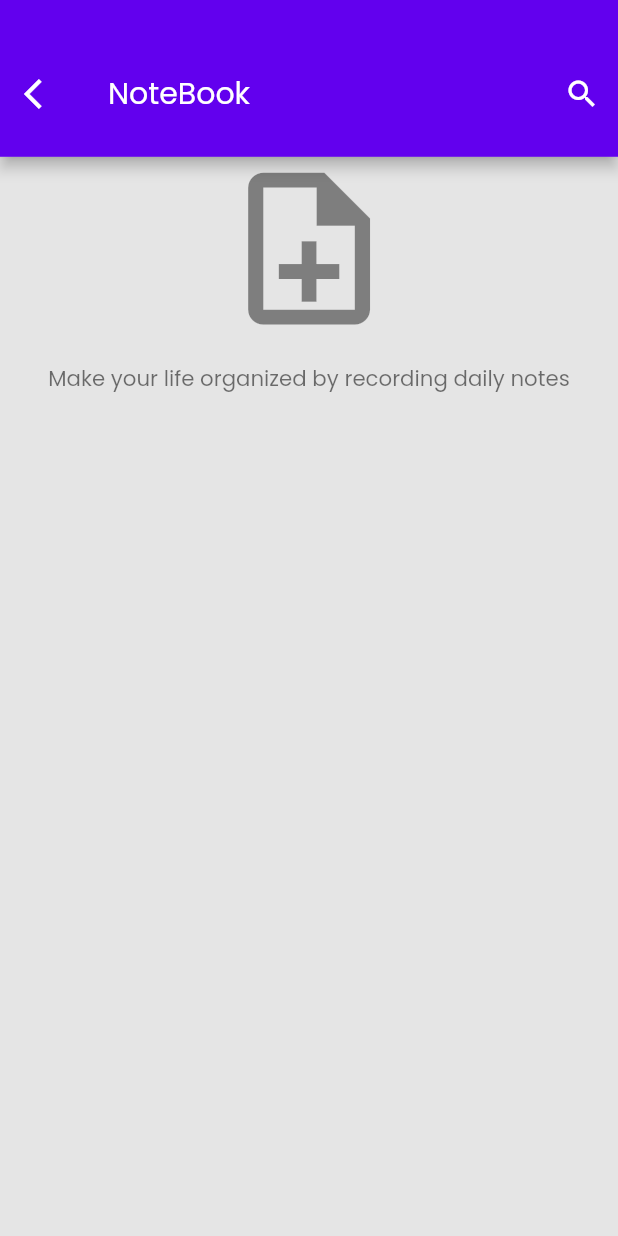
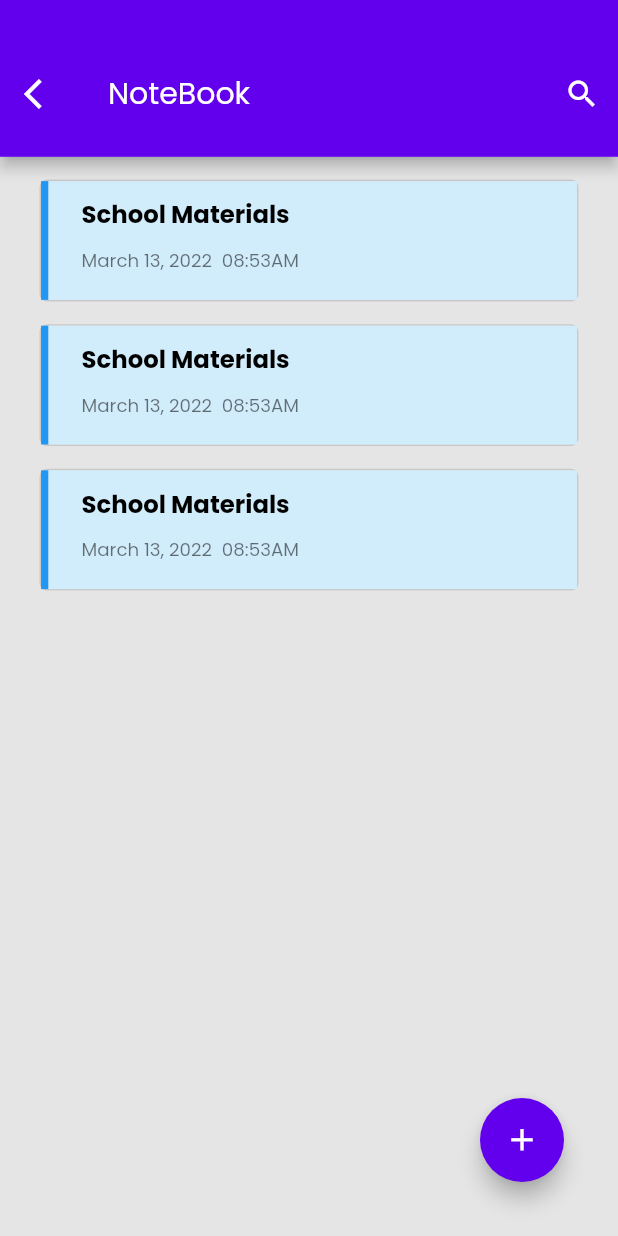
Before and after one commit to kolikay/Scholars_padi, a Flutter app: the NoteBookScreen1 screen opened directly, on a phone screen of 412 x 824 dp. Run offline on Flutter 3.47's test engine with Material 2 defaults, Android fonts, the phone set to English and light mode, and no system bars; our stand-ins replace carousel_slider, flutter_riverpod, flutter_screenutil, google_fonts, image_picker, pin_code_fields and 1 more; missing offline and left inert: simple_connection_checker.

Commit message:
working on notebook screens

```diff
--- a/lib/constants/appColor.dart
+++ b/lib/constants/appColor.dart
@@ -9,7 +9,7 @@ class AppColor {
 
 static const Color dullBlack = Colors.black54;
 
-static const Color dullerBlack = Colors.black45;
+static const Color dullerBlack = Color(0xffbfbfbf);
 
 static const Color darkContainer = Color(0xffE5E5E5);
 
--- a/lib/screens/note_book_screens/note_book_screen1.dart
+++ b/lib/screens/note_book_screens/note_book_screen1.dart
@@ -33,25 +33,139 @@ class NoteBookScreen1 extends StatelessWidget {
       ),
       body: Container(
         width: double.infinity,
+        height: 812.h,
         color: AppColor.darkContainer,
         child: Padding(
           padding: EdgeInsets.symmetric(horizontal: 24.w),
           child: Center(
             child: Column(
+              // mainAxisAlignment: MainAxisAlignment.center,
+              // crossAxisAlignment: CrossAxisAlignment.center,
               children: [
+                // SizedBox(
+                //   height: 120.h,
+                //   width: 120.h,
+                //   child: Icon(
+                //     Icons.note_alt_outlined,
+                //     size: 120.h,
+                //     color: AppColor.dullerBlack,
+                //   ),
+                // ),
+                // SizedBox(
+                //   height: 20.h,
+                // ),
+                // NormalText(
+                //   text: 'Make your life organized by recording daily notes',
+                //   size: 16.sp,
+                //   color: AppColor.dullerBlack,
+                // ),
                 SizedBox(
-                  height: 120.h,
-                  width: 120.h,
-                  child: Icon(Icons.note_add_outlined, size: 120.h, color: AppColor.dullerBlack,),
-
+                  height: 15.h,
                 ),
-                SizedBox(height: 15.h,),
-                NormalText(text: 'Make your life organized by recording daily notes', size: 14.sp, color: AppColor.dullBlack,)
+                const MaterialCards(
+                  cardColor1: Colors.blue,
+                  cardDate: 'March 13, 2022  08:53AM',
+                  cardMessage: 'School Materials',
+                  cardColor2: Color(0xffd1ecfa),
+                ),
+                SizedBox(
+                  height: 15.h,
+                ),
+                const MaterialCards(
+                  cardColor1: Colors.blue,
+                  cardDate: 'March 13, 2022  08:53AM',
+                  cardMessage: 'School Materials',
+                  cardColor2: Color(0xffd1ecfa),
+                ),
+                SizedBox(
+                  height: 15.h,
+                ),
+                const MaterialCards(
+                  cardColor1: Colors.blue,
+                  cardDate: 'March 13, 2022  08:53AM',
+                  cardMessage: 'School Materials',
+                  cardColor2: Color(0xffd1ecfa),
+                ),
               ],
             ),
+          ),
+        ),
+      ),
+      floatingActionButton: Padding(
+        padding: const EdgeInsets.all(20.0),
+        child: FloatingActionButton(
+          onPressed: () {},
+          backgroundColor: AppColor.mainColor,
+          child: Icon(
+            Icons.add,
+            color: Colors.white,
+            size: 24.h,
           ),
         ),
       ),
     );
   }
 }
+
+class MaterialCards extends StatelessWidget {
+  const MaterialCards({
+    Key? key,
+    required this.cardMessage,
+    required this.cardDate,
+    required this.cardColor1,
+    required this.cardColor2,
+  }) : super(key: key);
+
+  final String cardMessage;
+  final String cardDate;
+  final Color cardColor1;
+  final Color cardColor2;
+
+  @override
+  Widget build(BuildContext context) {
+    return Container(
+      width: 327.w,
+      height: 80.h,
+      decoration: BoxDecoration(
+          borderRadius: BorderRadius.circular(5),
+          border: Border.all(color: Colors.black12)),
+      child: Row(
+        children: [
+          Container(
+            width: 5,
+            color: cardColor1,
+          ),
+          Expanded(
+            child: Container(
+              color: cardColor2,
+              child: Padding(
+                padding:
+                    EdgeInsets.symmetric(horizontal: 20.0.w, vertical: 10.h),
+                child: Column(
+                  mainAxisAlignment: MainAxisAlignment.start,
+                  crossAxisAlignment: CrossAxisAlignment.start,
+                  children: [
+                    NormalText(
+                      text: cardMessage,
+                      fontWeight: FontWeight.bold,
+                      color: Colors.black,
+                      size: 16.sp,
+                    ),
+                    SizedBox(
+                      height: 10.h,
+                    ),
+                    NormalText(
+                      text: cardDate,
+                      color: AppColor.dullBlack,
+                      size: 12.sp,
+                    ),
+                  ],
+                ),
+              ),
+            ),
+          )
+        ],
+      ),
+    );
+  }
+}
```
